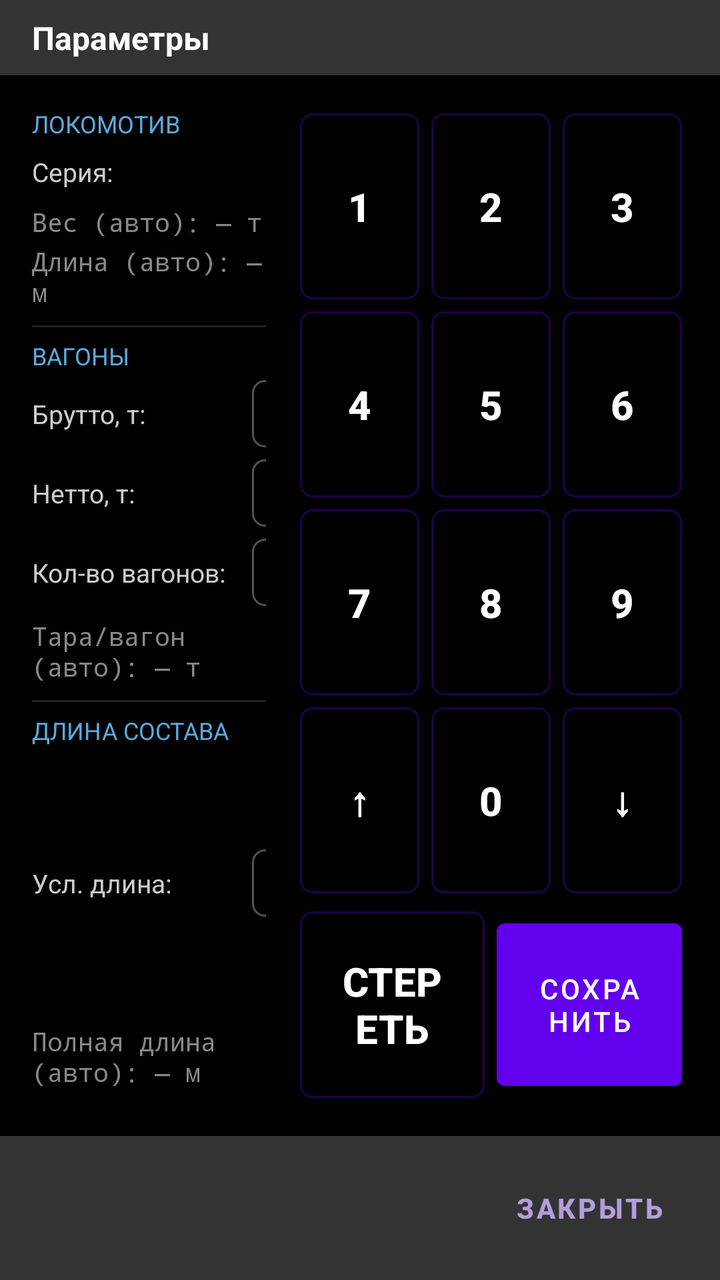
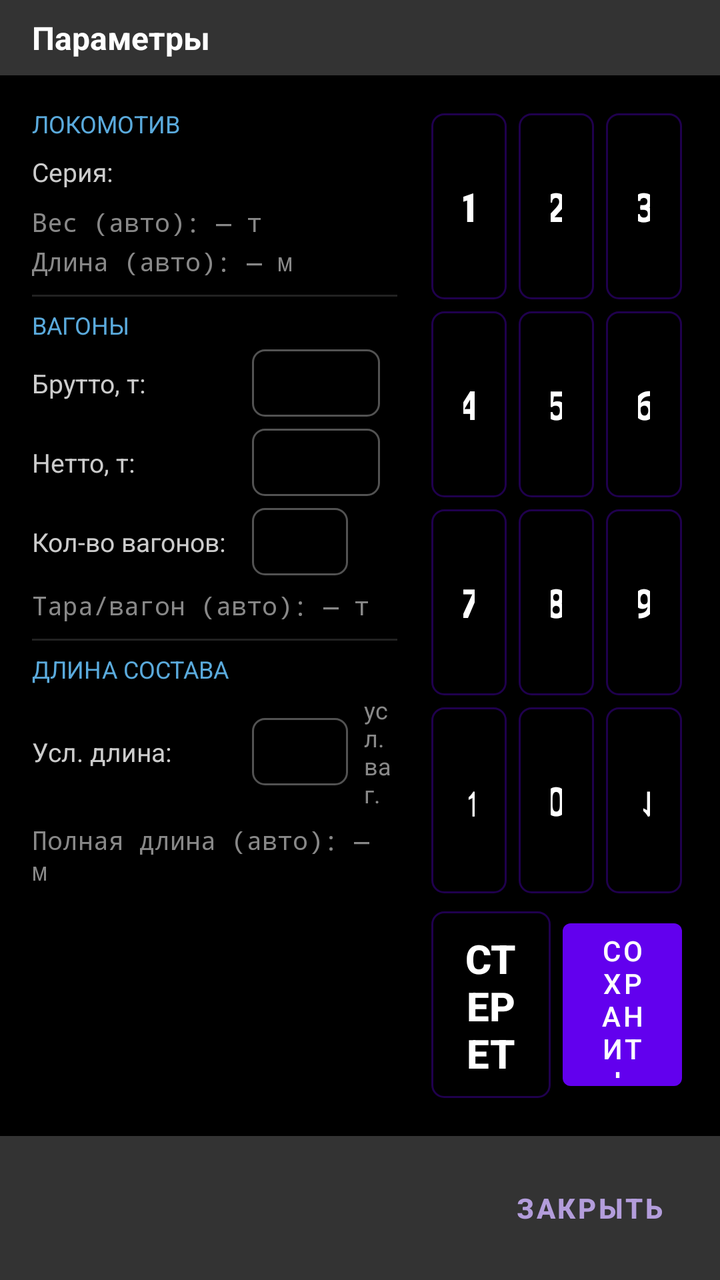

Two renders of the same Android screen: before a commit and after it. Below are the layout's source before the change and the commit's diff.
<!-- AndroidManifest.xml: application theme Theme.TrainDriverApp -->
<!-- res/layout/activity_train_params.xml -->
<?xml version="1.0" encoding="utf-8"?>
<LinearLayout xmlns:android="http://schemas.android.com/apk/res/android"
    android:layout_width="match_parent"
    android:layout_height="match_parent"
    android:orientation="vertical"
    android:background="#000000">

    <TextView
        android:layout_width="match_parent"
        android:layout_height="wrap_content"
        android:background="#333333"
        android:paddingStart="16dp"
        android:paddingEnd="16dp"
        android:paddingTop="8dp"
        android:paddingBottom="8dp"
        android:text="Параметры"
        android:textColor="#FFFFFF"
        android:textSize="16sp"
        android:textStyle="bold" />

    <LinearLayout
        android:layout_width="match_parent"
        android:layout_height="0dp"
        android:layout_weight="1"
        android:orientation="horizontal"
        android:padding="16dp">

        
        <LinearLayout
            android:layout_width="0dp"
            android:layout_height="match_parent"
            android:layout_weight="2"
            android:orientation="vertical"
            android:paddingEnd="14dp">

            <TextView
                android:layout_width="wrap_content"
                android:layout_height="wrap_content"
                android:text="ЛОКОМОТИВ"
                android:textColor="#5AAADC"
                android:textSize="12sp"
                android:layout_marginBottom="4dp" />

            <LinearLayout
                android:layout_width="match_parent"
                android:layout_height="wrap_content"
                android:orientation="horizontal"
                android:gravity="center_vertical">

                <TextView
                    android:layout_width="70dp"
                    android:layout_height="wrap_content"
                    android:text="Серия:"
                    android:textColor="#CCCCCC"
                    android:textSize="13sp" />

                <Spinner
                    android:id="@+id/locoSeriesSpinner"
                    android:layout_width="0dp"
                    android:layout_height="wrap_content"
                    android:layout_weight="1" />

            </LinearLayout>

            
            <TextView
                android:id="@+id/weightAutoText"
                android:layout_width="match_parent"
                android:layout_height="wrap_content"
                android:layout_marginTop="4dp"
                android:text="Вес (авто): — т"
                android:textColor="#888888"
                android:textSize="13sp"
                android:fontFamily="monospace" />

            <TextView
                android:id="@+id/lengthAutoText"
                android:layout_width="match_parent"
                android:layout_height="wrap_content"
                android:layout_marginTop="2dp"
                android:text="Длина (авто): — м"
                android:textColor="#888888"
                android:textSize="13sp"
                android:fontFamily="monospace" />

            <View
                android:layout_width="match_parent"
                android:layout_height="1dp"
                android:layout_marginTop="8dp"
                android:layout_marginBottom="6dp"
                android:background="#222222" />

            <TextView
                android:layout_width="wrap_content"
                android:layout_height="wrap_content"
                android:text="ВАГОНЫ"
                android:textColor="#5AAADC"
                android:textSize="12sp"
                android:layout_marginBottom="4dp" />

            <LinearLayout
                android:layout_width="match_parent"
                android:layout_height="wrap_content"
                android:orientation="horizontal"
                android:gravity="center_vertical">

                <TextView
                    android:layout_width="110dp"
                    android:layout_height="wrap_content"
                    android:text="Брутто, т:"
                    android:textColor="#CCCCCC"
                    android:textSize="13sp" />

                <EditText
                    android:id="@+id/bruttoInput"
                    style="@style/RestrictionDigitBox"
                    android:layout_width="64dp"
                    android:textSize="16sp"
                    android:inputType="number"
                    android:maxLength="5" />

            </LinearLayout>

            <LinearLayout
                android:layout_width="match_parent"
                android:layout_height="wrap_content"
                android:layout_marginTop="6dp"
                android:orientation="horizontal"
                android:gravity="center_vertical">

                <TextView
                    android:layout_width="110dp"
                    android:layout_height="wrap_content"
                    android:text="Нетто, т:"
                    android:textColor="#CCCCCC"
                    android:textSize="13sp" />

                <EditText
                    android:id="@+id/nettoInput"
                    style="@style/RestrictionDigitBox"
                    android:layout_width="64dp"
                    android:textSize="16sp"
                    android:inputType="number"
                    android:maxLength="5" />

            </LinearLayout>

            <LinearLayout
                android:layout_width="match_parent"
                android:layout_height="wrap_content"
                android:layout_marginTop="6dp"
                android:orientation="horizontal"
                android:gravity="center_vertical">

                <TextView
                    android:layout_width="110dp"
                    android:layout_height="wrap_content"
                    android:text="Кол-во вагонов:"
                    android:textColor="#CCCCCC"
                    android:textSize="13sp" />

                <EditText
                    android:id="@+id/wagonCountInput"
                    style="@style/RestrictionDigitBox"
                    android:layout_width="48dp"
                    android:textSize="16sp"
                    android:inputType="number"
                    android:maxLength="3" />

            </LinearLayout>

            <TextView
                android:id="@+id/tareAutoText"
                android:layout_width="match_parent"
                android:layout_height="wrap_content"
                android:layout_marginTop="6dp"
                android:text="Тара/вагон (авто): — т"
                android:textColor="#888888"
                android:textSize="13sp"
                android:fontFamily="monospace" />

            <View
                android:layout_width="match_parent"
                android:layout_height="1dp"
                android:layout_marginTop="8dp"
                android:layout_marginBottom="6dp"
                android:background="#222222" />

            <TextView
                android:layout_width="wrap_content"
                android:layout_height="wrap_content"
                android:text="ДЛИНА СОСТАВА"
                android:textColor="#5AAADC"
                android:textSize="12sp"
                android:layout_marginBottom="4dp" />

            <LinearLayout
                android:layout_width="match_parent"
                android:layout_height="wrap_content"
                android:orientation="horizontal"
                android:gravity="center_vertical">

                <TextView
                    android:layout_width="110dp"
                    android:layout_height="wrap_content"
                    android:text="Усл. длина:"
                    android:textColor="#CCCCCC"
                    android:textSize="13sp" />

                <EditText
                    android:id="@+id/condLengthInput"
                    style="@style/RestrictionDigitBox"
                    android:layout_width="48dp"
                    android:textSize="16sp"
                    android:inputType="number"
                    android:maxLength="3" />

                <TextView
                    android:layout_width="wrap_content"
                    android:layout_height="wrap_content"
                    android:layout_marginStart="8dp"
                    android:text="усл. ваг."
                    android:textColor="#888888"
                    android:textSize="12sp" />

            </LinearLayout>

            <TextView
                android:id="@+id/composedLengthAutoText"
                android:layout_width="match_parent"
                android:layout_height="wrap_content"
                android:layout_marginTop="6dp"
                android:text="Полная длина (авто): — м"
                android:textColor="#888888"
                android:textSize="13sp"
                android:fontFamily="monospace" />

        </LinearLayout>

        
        <LinearLayout
            android:layout_width="0dp"
            android:layout_height="match_parent"
            android:layout_weight="3"
            android:orientation="vertical">

            <LinearLayout
                android:layout_width="match_parent"
                android:layout_height="0dp"
                android:layout_weight="1"
                android:orientation="horizontal">
                <Button android:id="@+id/tpKey1" style="@style/RestrictionKeypadButton" android:layout_height="match_parent" android:text="1" />
                <Button android:id="@+id/tpKey2" style="@style/RestrictionKeypadButton" android:layout_height="match_parent" android:text="2" />
                <Button android:id="@+id/tpKey3" style="@style/RestrictionKeypadButton" android:layout_height="match_parent" android:text="3" />
            </LinearLayout>

            <LinearLayout
                android:layout_width="match_parent"
                android:layout_height="0dp"
                android:layout_weight="1"
                android:orientation="horizontal">
                <Button android:id="@+id/tpKey4" style="@style/RestrictionKeypadButton" android:layout_height="match_parent" android:text="4" />
                <Button android:id="@+id/tpKey5" style="@style/RestrictionKeypadButton" android:layout_height="match_parent" android:text="5" />
                <Button android:id="@+id/tpKey6" style="@style/RestrictionKeypadButton" android:layout_height="match_parent" android:text="6" />
            </LinearLayout>

            <LinearLayout
                android:layout_width="match_parent"
                android:layout_height="0dp"
                android:layout_weight="1"
                android:orientation="horizontal">
                <Button android:id="@+id/tpKey7" style="@style/RestrictionKeypadButton" android:layout_height="match_parent" android:text="7" />
                <Button android:id="@+id/tpKey8" style="@style/RestrictionKeypadButton" android:layout_height="match_parent" android:text="8" />
                <Button android:id="@+id/tpKey9" style="@style/RestrictionKeypadButton" android:layout_height="match_parent" android:text="9" />
            </LinearLayout>

            
            <LinearLayout
                android:layout_width="match_parent"
                android:layout_height="0dp"
                android:layout_weight="1"
                android:orientation="horizontal">
                <Button android:id="@+id/tpKeyUp" style="@style/RestrictionKeypadButton" android:layout_height="match_parent" android:text="↑" />
                <Button android:id="@+id/tpKey0" style="@style/RestrictionKeypadButton" android:layout_height="match_parent" android:text="0" />
                <Button android:id="@+id/tpKeyDown" style="@style/RestrictionKeypadButton" android:layout_height="match_parent" android:text="↓" />
            </LinearLayout>

            
            <LinearLayout
                android:layout_width="match_parent"
                android:layout_height="0dp"
                android:layout_weight="1"
                android:layout_marginTop="3dp"
                android:orientation="horizontal">
                <Button
                    android:id="@+id/tpBackspaceButton"
                    style="@style/RestrictionKeypadButton"
                    android:layout_height="match_parent"
                    android:text="Стереть" />
                <Button
                    android:id="@+id/tpSaveButton"
                    android:layout_width="0dp"
                    android:layout_height="match_parent"
                    android:layout_weight="1"
                    android:layout_margin="3dp"
                    android:text="Сохранить" />
            </LinearLayout>

        </LinearLayout>

    </LinearLayout>

    <LinearLayout
        android:layout_width="match_parent"
        android:layout_height="wrap_content"
        android:background="#333333"
        android:gravity="end"
        android:padding="12dp">

        <Button
            android:id="@+id/tpCloseButton"
            android:layout_width="wrap_content"
            android:layout_height="wrap_content"
            android:background="@android:color/transparent"
            android:textColor="#B39DDB"
            android:textStyle="bold"
            android:text="ЗАКРЫТЬ" />

    </LinearLayout>

</LinearLayout>
<!-- resources referenced by this layout -->
<resources>
  <style name="RestrictionDigitBox">
          <item name="android:layout_height">wrap_content</item>
          <item name="android:gravity">center</item>
          <item name="android:fontFamily">monospace</item>
          <item name="android:textStyle">bold</item>
          <item name="android:textSize">20sp</item>
          <item name="android:background">@drawable/bg_header_toggle</item>
          <item name="android:paddingTop">6dp</item>
          <item name="android:paddingBottom">6dp</item>
          <item name="android:textColor">#FFFFFF</item>
          <item name="android:textColorHint">#555555</item>
      </style>
  <style name="RestrictionKeypadButton" parent="Widget.AppCompat.Button.Borderless">
          <item name="android:layout_width">0dp</item>
          <item name="android:layout_height">wrap_content</item>
          <item name="android:layout_weight">1</item>
          <item name="android:layout_margin">3dp</item>
          <item name="android:minHeight">46dp</item>
          <item name="android:background">@drawable/bg_header_toggle</item>
          <item name="android:textColor">#FFFFFF</item>
          <item name="android:textStyle">bold</item>
          <item name="android:textSize">20sp</item>
      </style>
  <style name="Theme.TrainDriverApp" parent="Theme.MaterialComponents.DayNight.NoActionBar" />
  <!-- drawable bg_header_toggle (drawable) -->
  <?xml version="1.0" encoding="utf-8"?>
  <shape xmlns:android="http://schemas.android.com/apk/res/android" android:shape="rectangle">
      <corners android:radius="6dp" />
      <stroke android:width="1dp" android:color="#52FFFFFF" />
      <solid android:color="@android:color/transparent" />
  </shape>
</resources>

<!-- the commit's change to res/layout/activity_train_params.xml (unified diff, before → after) -->
@@ -26,10 +26,14 @@
         android:padding="16dp">
 
         
-        <LinearLayout
+        <ScrollView
             android:layout_width="0dp"
             android:layout_height="match_parent"
-            android:layout_weight="2"
+            android:layout_weight="3">
+
+        <LinearLayout
+            android:layout_width="match_parent"
+            android:layout_height="wrap_content"
             android:orientation="vertical"
             android:paddingEnd="14dp">
 
@@ -237,11 +241,13 @@
 
         </LinearLayout>
 
+        </ScrollView>
+
         
         <LinearLayout
             android:layout_width="0dp"
             android:layout_height="match_parent"
-            android:layout_weight="3"
+            android:layout_weight="2"
             android:orientation="vertical">
 
             <LinearLayout
